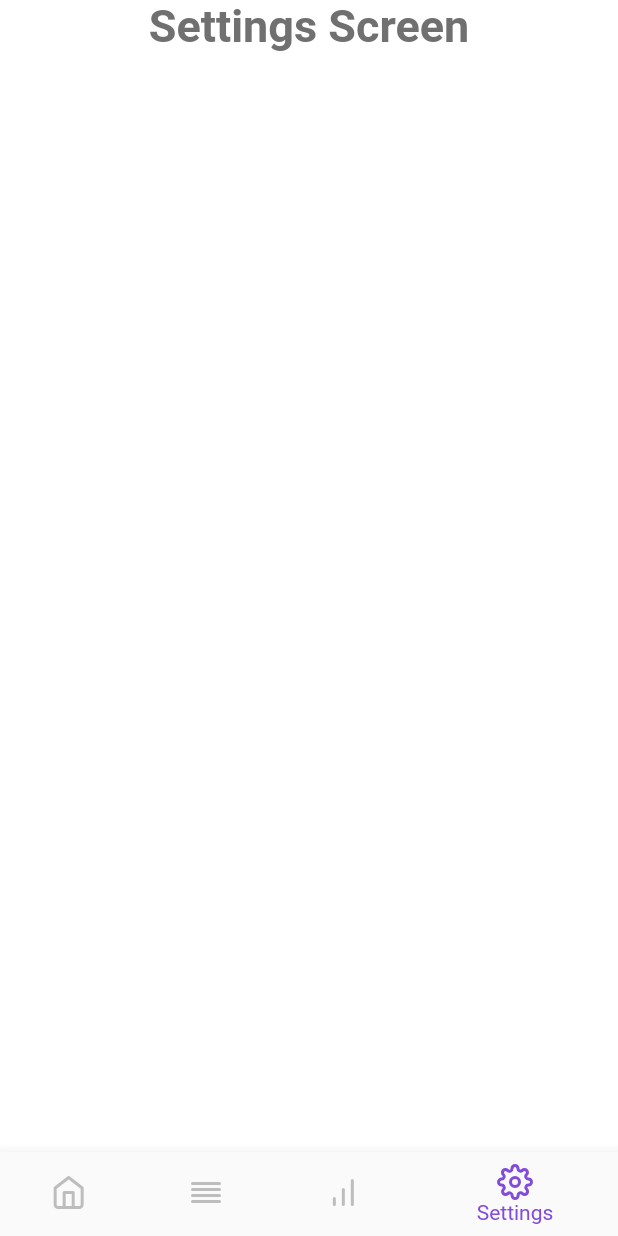
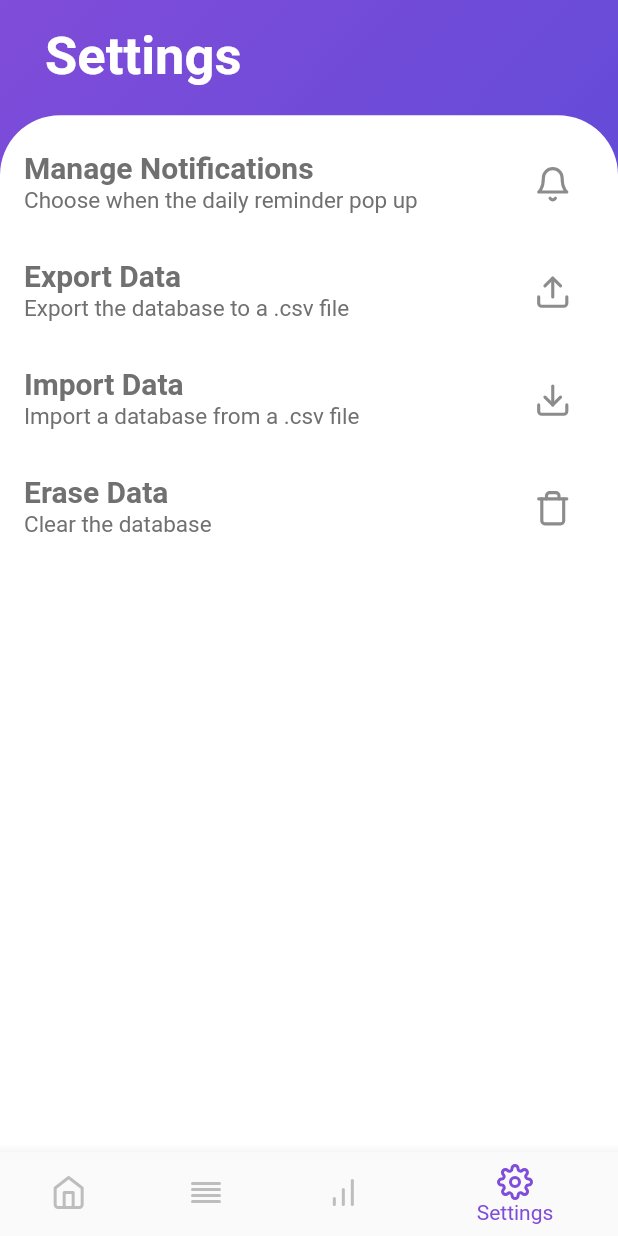
Before and after one commit to Miasaya/track_seizure, a Flutter app: the screen it shows after launch, item 4 of the bottom bar chosen, on a phone screen of 412 x 824 dp. Run offline on Flutter 3.47's test engine with Material 2 defaults, Android fonts, the phone set to English and light mode, and no system bars; our stand-ins replace fl_chart, flutter_datetime_picker, flutter_icons, sqflite; accounts and stored records are empty; Roboto replaces fonts that are missing (Open).

Commit message:
Added settings screen

```diff
--- a/lib/component/constants.dart
+++ b/lib/component/constants.dart
@@ -81,3 +81,19 @@ const TextStyle kHeaderLogTextStyle = TextStyle(
   fontFamily: 'Open',
   color: Colors.white,
   );
+
+// Settings contents //
+const kSettingsTitle = TextStyle(
+  fontSize: 20,
+  fontWeight: FontWeight.bold,
+  fontFamily: 'Open',
+  color: Color(0xFF707070),
+  );
+
+
+const TextStyle kWarningStyle = TextStyle(
+  fontSize: 17,
+  fontWeight: FontWeight.bold,
+  fontFamily: 'Open',
+  color: Color(0xFF707070),
+  );
--- a/lib/component/database/db.dart
+++ b/lib/component/database/db.dart
@@ -43,6 +43,12 @@ class DatabaseService{
     await db.delete('seizures', where: "date = ?",whereArgs: [date]);
   }
 
+  deleteAll() async {
+    final Database db = await database;
+    await db.close();
+  }
+
+
   Future<List<Seizure>> getAllSeizures() async {
     final db = await database;
     var response = await db.query("seizures");
--- a/lib/screens/settings_page.dart
+++ b/lib/screens/settings_page.dart
@@ -1,5 +1,10 @@
 import 'package:flutter/material.dart';
 import 'package:track_seizure/component/constants.dart';
+import 'package:flutter_icons/flutter_icons.dart';
+import 'package:track_seizure/component/database/db.dart';
+import 'package:track_seizure/component/header.dart';
+import 'package:track_seizure/component/seizure_data.dart';
+import 'package:track_seizure/component/Log_StatsComponents.dart';
 
 class SettingPage extends StatefulWidget {
   SettingPage({Key key}) : super(key: key);
@@ -9,19 +14,138 @@ class SettingPage extends StatefulWidget {
 }
 
 class _SettingPageState extends State<SettingPage> {
+  int _selectedOption = 0;
   @override
   Widget build(BuildContext context) {
-    return Scaffold(
-      backgroundColor: Colors.white,
-      body: Column(
-        children: <Widget>[
-          Center(
-            child: Text(
-              'Settings Screen',
-              style: trackHeaderStyle,
-            ),
-          )
-        ],
+    return Stack(children: [
+      LogHeader(text: "Settings"),
+      DraggableScrollableSheet(
+          initialChildSize: 0.90,
+          maxChildSize: 0.90,
+          builder: (context, scrollController) {
+            return Container(
+                padding: EdgeInsets.only(right: 15.0, top: 10.0),
+                decoration: BoxDecoration(
+                    color: Colors.white,
+                    borderRadius: BorderRadius.only(
+                        topRight: Radius.circular(40.0),
+                        topLeft: Radius.circular(40.0))),
+                child: ListView.builder(
+                  itemCount: settings.length,
+                  itemBuilder: (BuildContext context, int index) {
+                    return ListTile(
+                      title: Text(settings[index].title, style: kSettingsTitle),
+                      subtitle:
+                          Text(settings[index].subtitle, style: kLogTypeStyle),
+                      trailing: settings[index].icon,
+                      onTap: () {
+                        showBottomSheet(
+                            context: context,
+                            builder: (context) => BottomSheetSettingsContainer(
+                                  warningText: settings[index].warningText,
+                                  onPress: settings[index].onPress,
+                                ));
+                      },
+                    );
+                  },
+                ));
+          })
+    ]);
+  }
+}
+
+class Settings {
+  Icon icon;
+  String title;
+  String subtitle;
+  String warningText;
+  Function onPress;
+  Settings(
+      {this.icon, this.title, this.subtitle, this.warningText, this.onPress});
+}
+
+final settings = [
+  Settings(
+      icon: Icon(Feather.bell, size: 25),
+      title: 'Manage Notifications',
+      subtitle: 'Choose when the daily reminder pop up',
+      warningText: "Bla bla bla",
+      onPress: null),
+  Settings(
+    icon: Icon(Feather.upload, size: 25),
+    title: 'Export Data',
+    subtitle: 'Export the database to a .csv file',
+  ),
+  Settings(
+    icon: Icon(Feather.download, size: 25),
+    title: 'Import Data',
+    subtitle: 'Import a database from a .csv file',
+  ),
+  Settings(
+      icon: Icon(Feather.trash, size: 25),
+      title: 'Erase Data',
+      subtitle: 'Clear the database',
+      warningText: "This will erase all your data, proceed ?",
+      onPress: () {
+        DatabaseService.db.deleteAll();
+        }),
+];
+
+class BottomSheetSettingsContainer extends StatelessWidget {
+  BottomSheetSettingsContainer({this.onPress, this.warningText});
+
+  final Function onPress;
+  final String warningText;
+
+  @override
+  Widget build(BuildContext context) {
+    return Container(
+      height: 200,
+      width: double.infinity,
+      decoration: BoxDecoration(
+          color: Colors.white,
+          borderRadius: BorderRadius.only(
+              topRight: Radius.circular(40.0), topLeft: Radius.circular(40.0)),
+          boxShadow: [
+            BoxShadow(
+                blurRadius: 5,
+                color: kLogListShadow,
+                spreadRadius: 2,
+                offset: Offset(0, -3.0))
+          ]),
+      child: Padding(
+        padding: const EdgeInsets.only(
+          left: 25,
+          right: 25,
+          top: 15,
+        ),
+        child: Column(
+            mainAxisAlignment: MainAxisAlignment.start,
+            crossAxisAlignment: CrossAxisAlignment.center,
+            children: [
+              Center(
+                child: IconButton(
+                  icon: Icon(Feather.chevron_up),
+                  onPressed: () => Navigator.pop(context),
+                ),
+              ),
+              Text(warningText, style: kWarningStyle),
+              SizedBox(height: 20,),
+              RaisedButton(
+                onPressed: onPress,
+                shape: RoundedRectangleBorder(
+                  borderRadius: BorderRadius.circular(18.0),
+                ),
+                color: Colors.red[400],
+                child: Container(
+                    height: 42,
+                    width: 160,
+                    child: Icon(
+                      Feather.check,
+                      color: Colors.white,
+                    )),
+              ),
+            ]),
       ),
     );
   }
```
Also changed, not shown: lib/component/Log_StatsComponents.dart (+24 -2 lines), lib/screens/new_entry.dart (+5 -2 lines).
